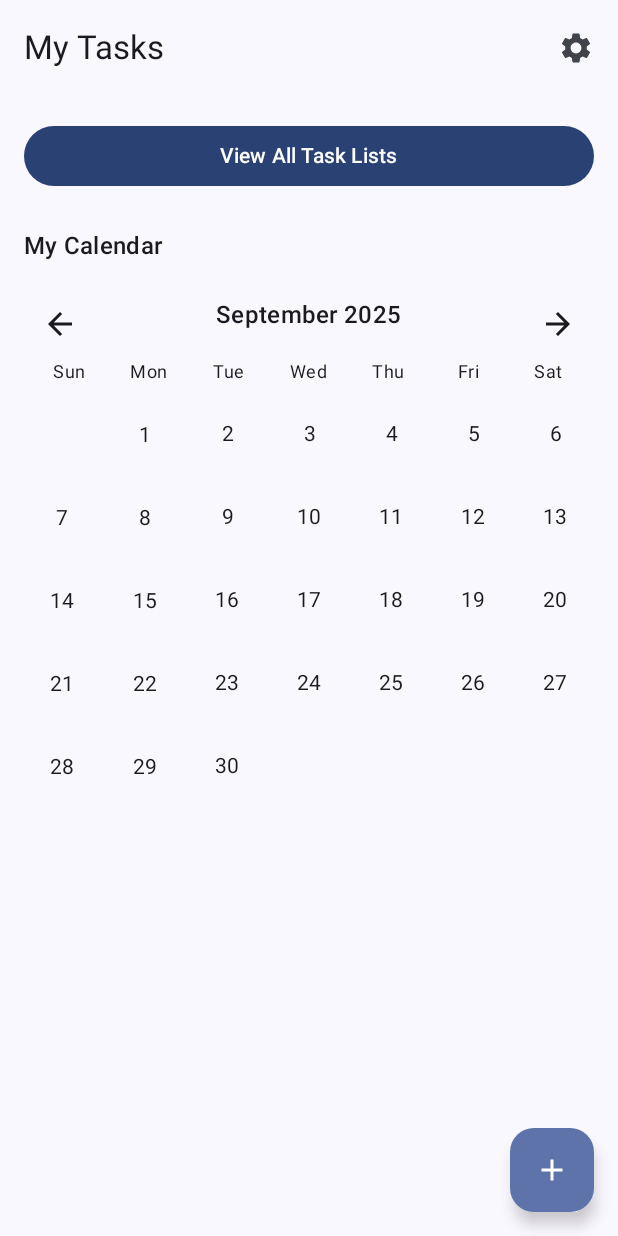
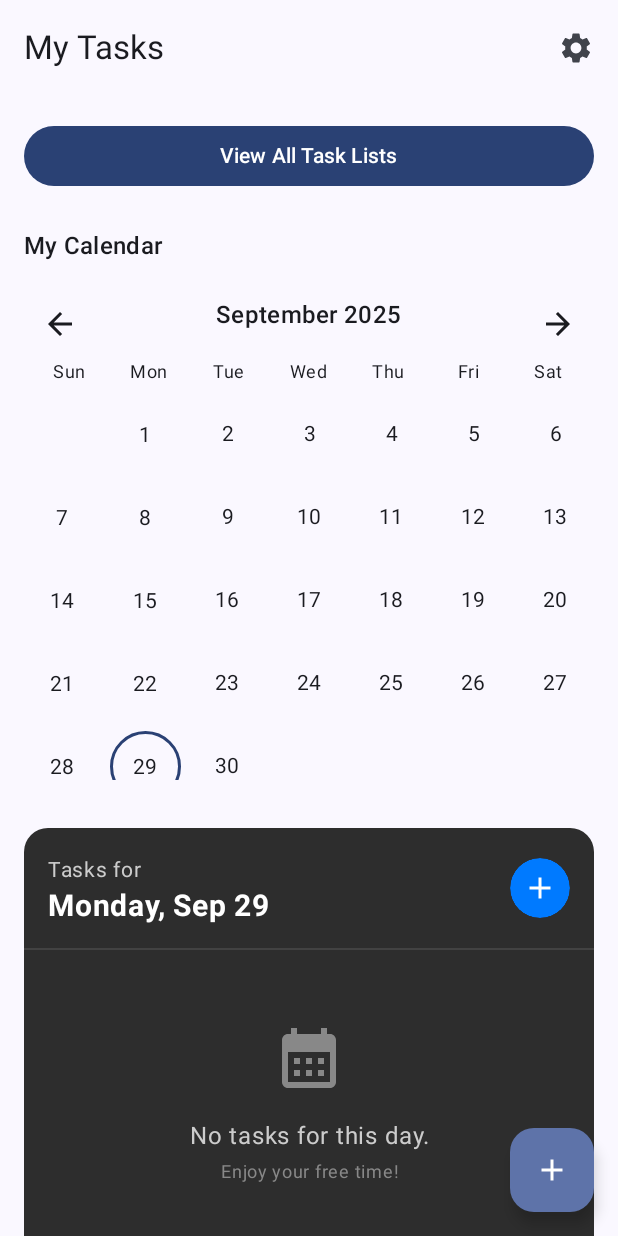
Before and after one commit to corey2120/My_Day, an Android app built with Jetpack Compose: the screen it shows after launch (MainActivity), on a phone screen of 412 x 824 dp. Run offline under Robolectric (Android 15) with nearby library versions, the phone set to English and light mode, and no system bars; libraries missing offline, so code that uses them is left out: com.google.ai.client.

Commit message:
Added a task window under calender, still needs work

```diff
--- a/app/src/main/java/com/example/myday/HomeScreen.kt
+++ b/app/src/main/java/com/example/myday/HomeScreen.kt
@@ -3,7 +3,6 @@ package com.example.myday
 
 import android.R.attr.enabled
 import android.R.attr.type
-import androidx.media3.common.util.Log
 import androidx.compose.foundation.background
 import androidx.compose.foundation.border
 import androidx.compose.foundation.clickable
@@ -20,14 +19,25 @@ import androidx.compose.foundation.layout.padding
 import androidx.compose.foundation.layout.size
 import androidx.compose.foundation.layout.width
 import androidx.compose.foundation.lazy.LazyColumn
+import androidx.compose.foundation.lazy.grid.GridCells
+import androidx.compose.foundation.lazy.grid.LazyVerticalGrid
+import androidx.compose.foundation.lazy.grid.items
 import androidx.compose.foundation.lazy.items
 import androidx.compose.foundation.shape.CircleShape
+import androidx.compose.foundation.shape.RoundedCornerShape
+import androidx.compose.material.icons.Icons
+import androidx.compose.material.icons.automirrored.filled.ArrowBack
+import androidx.compose.material.icons.automirrored.filled.ArrowForward
 import androidx.compose.material.icons.filled.Add
-import androidx.compose.material.icons.filled.ArrowBack
-import androidx.compose.material.icons.filled.ArrowForward
+import androidx.compose.material.icons.filled.CalendarMonth
+import androidx.compose.material.icons.filled.CheckCircle
 import androidx.compose.material.icons.filled.Settings
+import androidx.compose.material.icons.outlined.Circle
 import androidx.compose.material3.AlertDialog
 import androidx.compose.material3.Button
+import androidx.compose.material3.Card
+import androidx.compose.material3.CardDefaults
+import androidx.compose.material3.Divider
 import androidx.compose.material3.DropdownMenuItem
 import androidx.compose.material3.ExperimentalMaterial3Api
 import androidx.compose.material3.ExposedDropdownMenuBox
@@ -35,6 +45,7 @@ import androidx.compose.material3.ExposedDropdownMenuDefaults
 import androidx.compose.material3.FloatingActionButton
 import androidx.compose.material3.Icon
 import androidx.compose.material3.IconButton
+import androidx.compose.material3.IconButtonDefaults
 import androidx.compose.material3.MaterialTheme
 import androidx.compose.material3.Scaffold
 import androidx.compose.material3.Text
@@ -48,22 +59,31 @@ import androidx.compose.runtime.remember
 import androidx.compose.runtime.setValue
 import androidx.compose.ui.Alignment
 import androidx.compose.ui.Modifier
+import androidx.compose.ui.draw.clip
 import androidx.compose.ui.graphics.Color
+import androidx.compose.ui.text.font.FontWeight
+import androidx.compose.ui.text.style.TextAlign
 import androidx.compose.ui.text.style.TextDecoration
+import androidx.compose.ui.unit.Dp
 import androidx.compose.ui.unit.dp
+import androidx.compose.ui.unit.sp
+import androidx.media3.common.util.Log
 import java.text.SimpleDateFormat
+import java.time.LocalDate
+import java.time.ZoneId
+import java.time.format.DateTimeFormatter
+import java.util.Calendar
+import java.util.Date
 import java.util.Locale
-import androidx.compose.foundation.lazy.grid.GridCells
-import androidx.compose.foundation.lazy.grid.LazyVerticalGrid
-import androidx.compose.foundation.lazy.grid.items
-import androidx.compose.material.icons.Icons
-import androidx.compose.material.icons.automirrored.filled.ArrowBack
-import androidx.compose.material.icons.automirrored.filled.ArrowForward
-import androidx.compose.ui.text.style.TextAlign
-import androidx.compose.ui.unit.Dp
-import java.util.Date
-import java.util.Calendar
 
+// Helper functions to convert between legacy Date and modern LocalDate
+fun Date.toLocalDate(): LocalDate {
+    return this.toInstant().atZone(ZoneId.systemDefault()).toLocalDate()
+}
+
+fun LocalDate.toDate(): Date {
+    return Date.from(this.atStartOfDay(ZoneId.systemDefault()).toInstant())
+}
 
 @OptIn(ExperimentalMaterial3Api::class)
 @Composable
@@ -72,10 +92,22 @@ fun HomeScreen(viewModel: MainViewModel) {
     val groupedTasks = importantTasks.groupBy { it.listId }
     var showThemeDialog by remember { mutableStateOf(false) }
     var showAddTaskDialog by remember { mutableStateOf(false) }
-    var selectedDateForTask by remember { mutableStateOf<Date?>(null) }
+    var selectedDate by remember { mutableStateOf(LocalDate.now()) }
     val calendar = Calendar.getInstance()
     var currentMonth by remember { mutableStateOf(calendar.get(Calendar.MONTH)) }
     var currentYear by remember { mutableStateOf(calendar.get(Calendar.YEAR)) }
+
+
+    val tasksForSelectedDate = viewModel.tasks.value.filter { task ->
+
+        try {
+            // Assuming the dateTime string starts with a "yyyy-MM-dd" format.
+            val taskDate = SimpleDateFormat("yyyy-MM-dd", Locale.getDefault()).parse(task.dateTime.substring(0, 10))
+            taskDate?.toLocalDate() == selectedDate
+        } catch (e: Exception) {
+            false
+        }
+    }
 
     Scaffold(
         topBar = {
@@ -89,8 +121,7 @@ fun HomeScreen(viewModel: MainViewModel) {
             )
         },
         floatingActionButton = {
-            FloatingActionButton(onClick = { showAddTaskDialog = true
-                selectedDateForTask = null}) {
+            FloatingActionButton(onClick = { showAddTaskDialog = true }) {
                 Icon(Icons.Default.Add, contentDescription = "Add a task")
             }
         }
@@ -120,10 +151,9 @@ fun HomeScreen(viewModel: MainViewModel) {
                     )
                     SimpleCalendarView(
                         tasksWithDates = viewModel.tasksWithDates,
-                        selectedDate = selectedDateForTask,
+                        selectedDate = selectedDate.toDate(),
                         onDateClick = { date ->
-                            selectedDateForTask = date
-                            showAddTaskDialog = true  // Show the dialog when a date is clicked
+                            selectedDate = date.toLocalDate()
                         },
                         currentMonth = currentMonth,
                         currentYear = currentYear,
@@ -133,14 +163,28 @@ fun HomeScreen(viewModel: MainViewModel) {
                         },
                         totalSpacingHeight = 16.dp
                     )
+                }
             }
+            item {
+                Box(modifier = Modifier.padding(horizontal = 16.dp, vertical = 8.dp)) {
+
+                    TaskViewer(
+                        selectedDate = selectedDate,
+                        tasks = tasksForSelectedDate,
+                        onAddTaskClick = { showAddTaskDialog = true },
+                        onToggleTask = { task ->
+
+                            Log.d("HomeScreen", "Toggle completion for task: ${task.description}")
+                        }
+                    )
                 }
+            }
 
 
-        groupedTasks.forEach { (listId, tasks) ->
+            groupedTasks.forEach { (listId, tasks) ->
                 val listName = viewModel.taskLists.value.find { it.id == listId }?.name ?: "Unknown List"
 
-            item {
+                item {
                     Text(
                         text = listName,
                         style = MaterialTheme.typography.titleMedium,
@@ -179,10 +223,9 @@ fun HomeScreen(viewModel: MainViewModel) {
     }
 
     if (showAddTaskDialog) {
-        AddTaskFromHomeDialog(viewModel, { showAddTaskDialog = false }, selectedDateForTask)
+        AddTaskFromHomeDialog(viewModel, { showAddTaskDialog = false }, selectedDate.toDate())
     }
 }
-
 
 
 @Composable
@@ -294,8 +337,7 @@ fun SimpleCalendarView(
     currentMonth: Int,
     currentYear: Int,
     onMonthChange: (Int, Int) -> Unit,
-    totalSpacingHeight: Dp // This parameter is currently unused in the grid height calculation.
-    // It could be used for other spacing within this composable.
+    totalSpacingHeight: Dp
 ) {
     val monthStartDate = Calendar.getInstance().apply {
         clear()
@@ -306,7 +348,7 @@ fun SimpleCalendarView(
 
     fun goToNextMonth() {
         val newCalendar = Calendar.getInstance().apply {
-            time = monthStartDate.time // Start from the current month's start date
+            time = monthStartDate.time
             add(Calendar.MONTH, 1)
         }
         val nextMonth = newCalendar.get(Calendar.MONTH)
@@ -316,7 +358,7 @@ fun SimpleCalendarView(
 
     fun goToPreviousMonth() {
         val newCalendar = Calendar.getInstance().apply {
-            time = monthStartDate.time // Start from the current month's start date
+            time = monthStartDate.time
             add(Calendar.MONTH, -1)
         }
         val prevMonth = newCalendar.get(Calendar.MONTH)
@@ -408,7 +450,6 @@ fun SimpleCalendarView(
             val actualRows = if (numberOfRows > 0) numberOfRows else 1
             val totalCellsOnlyHeight = cellHeight * actualRows
 
-            // Calculate total vertical spacing within the grid
             val gridInternalVerticalSpacing = if (actualRows > 1) {
                 gridVerticalSpacing * (actualRows - 1)
             } else {
@@ -475,8 +516,121 @@ fun SimpleCalendarView(
             Log.e("SimpleCalendarView", "Calendar data (dayCells) is unavailable or empty.")
         }
     }
-    // Note: The data class 'calendarDay' was defined at the top of this snippet.
-    // If you had 'data class calendarDay(...)' here, it would be a local class,
-    // which is fine, but make sure its usage in dayCellsData.add(...) matches.
-    // I used 'CalendarDay' (capital C) assuming the top-level definition.
 }
+
+
+
+@Composable
+fun TaskViewer(
+    selectedDate: LocalDate,
+    tasks: List<Task>,
+    onAddTaskClick: () -> Unit, // Callback to open the add task dialog
+    onToggleTask: (Task) -> Unit // Callback to update a task's status
+) {
+    val dateFormatter = DateTimeFormatter.ofPattern("eeee, MMM d")
+
+    Card(
+        modifier = Modifier.fillMaxWidth(),
+        shape = RoundedCornerShape(16.dp),
+        colors = CardDefaults.cardColors(containerColor = Color(0xFF2D2D2D))
+    ) {
+        Column {
+            Row(
+                modifier = Modifier
+                    .fillMaxWidth()
+                    .padding(16.dp),
+                verticalAlignment = Alignment.CenterVertically,
+                horizontalArrangement = Arrangement.SpaceBetween
+            ) {
+                Column {
+                    Text("Tasks for", fontSize = 14.sp, color = Color.LightGray)
+                    Text(
+                        selectedDate.format(dateFormatter),
+                        fontSize = 20.sp,
+                        fontWeight = FontWeight.Bold,
+                        color = Color.White
+                    )
+                }
+                IconButton(
+                    onClick = { onAddTaskClick() }, // Use the callback to show the dialog
+                    modifier = Modifier
+                        .clip(CircleShape)
+                        .size(40.dp),
+                    colors = IconButtonDefaults.iconButtonColors(containerColor = Color(0xFF007AFF))
+                ) {
+                    Icon(Icons.Default.Add, contentDescription = "Add Task", tint = Color.White)
+                }
+            }
+
+            Divider(color = Color(0xFF424242), thickness = 1.dp)
+
+            if (tasks.isNotEmpty()) {
+                // The LazyColumn no longer needs its own state. It just displays the tasks passed to it.
+                LazyColumn(
+                    modifier = Modifier.height(200.dp), // A fixed height for demonstration
+                    contentPadding = PaddingValues(16.dp),
+                    verticalArrangement = Arrangement.spacedBy(12.dp)
+                ) {
+
+                    items(tasks, key = { it.id }) { task ->
+                        TaskItem(task = task, onToggle = { onToggleTask(task) })
+                    }
+                }
+            } else {
+                EmptyState()
+            }
+        }
+    }
+}
+
+@Composable
+fun TaskItem(task: Task, onToggle: () -> Unit) {
+    Row(
+        modifier = Modifier
+            .fillMaxWidth()
+            .clickable { onToggle() }, // Uses the callback from the TaskViewer
+        verticalAlignment = Alignment.CenterVertically
+    ) {
+        Icon(
+            imageVector = if (task.isCompleted) Icons.Filled.CheckCircle else Icons.Outlined.Circle,
+            contentDescription = "Task Status",
+            tint = if (task.isCompleted) Color(0xFF34C759) else Color.Gray,
+            modifier = Modifier.size(24.dp)
+        )
+        Spacer(modifier = Modifier.width(16.dp))
+        Column {
+            Text(
+                text = task.description, // Displays the description from your Task
+                textDecoration = if (task.isCompleted) TextDecoration.LineThrough else null,
+                color = if (task.isCompleted) Color.Gray else Color.White,
+                fontSize = 16.sp
+            )
+            Text(
+                text = task.dateTime, // Displays the dateTime from your Task
+                color = Color.Gray,
+                fontSize = 14.sp
+            )
+        }
+    }
+}
+
+@Composable
+fun EmptyState() {
+    Column(
+        modifier = Modifier
+            .fillMaxWidth()
+            .padding(vertical = 48.dp),
+        horizontalAlignment = Alignment.CenterHorizontally,
+        verticalArrangement = Arrangement.Center
+    ) {
+        Icon(
+            imageVector = Icons.Default.CalendarMonth,
+            contentDescription = "No tasks",
+            tint = Color.Gray,
+            modifier = Modifier.size(48.dp)
+        )
+        Spacer(modifier = Modifier.height(16.dp))
+        Text("No tasks for this day.", color = Color.LightGray, textAlign = TextAlign.Center)
+        Text("Enjoy your free time!", color = Color.Gray, textAlign = TextAlign.Center, fontSize = 12.sp)
+    }
+}
```
